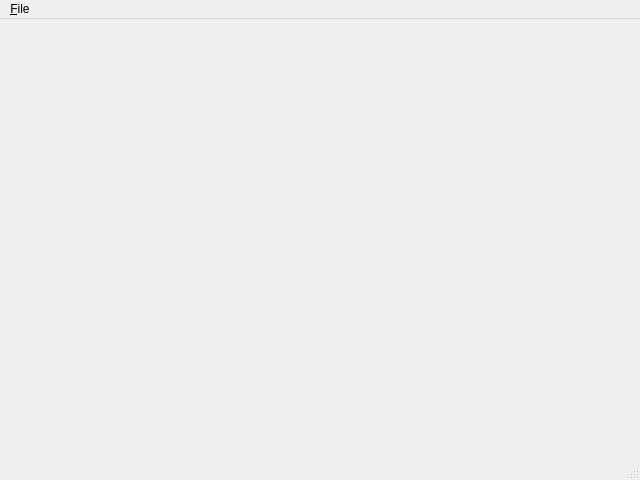
Qt form csUtil/tools/BinTools/forms/WMainWindow.ui (CaSchmidt/csUtil) before a commit.
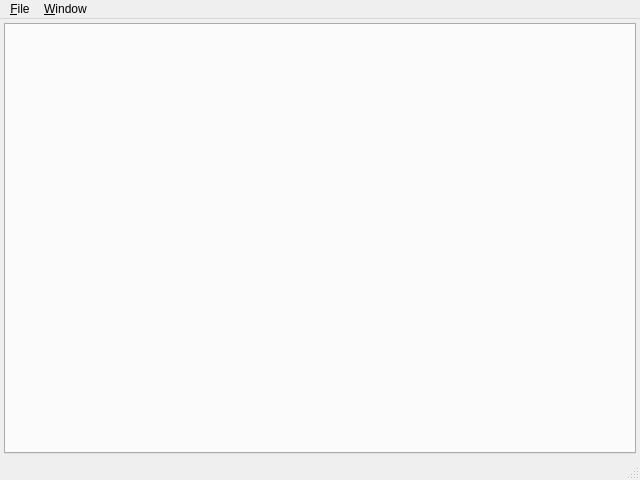
The same form after that commit.

Commit message: Add tab widget and page abstraction layer.

Diff of the .ui file:
```diff
--- a/csUtil/tools/BinTools/forms/WMainWindow.ui
+++ b/csUtil/tools/BinTools/forms/WMainWindow.ui
@@ -13,7 +13,32 @@
   <property name="windowTitle">
    <string>CS::BinTools</string>
   </property>
-  <widget class="QWidget" name="centralwidget"/>
+  <widget class="QWidget" name="centralwidget">
+   <layout class="QVBoxLayout" name="verticalLayout">
+    <property name="spacing">
+     <number>4</number>
+    </property>
+    <property name="leftMargin">
+     <number>4</number>
+    </property>
+    <property name="topMargin">
+     <number>4</number>
+    </property>
+    <property name="rightMargin">
+     <number>4</number>
+    </property>
+    <property name="bottomMargin">
+     <number>4</number>
+    </property>
+    <item>
+     <widget class="QTabWidget" name="tabWidget">
+      <property name="tabsClosable">
+       <bool>true</bool>
+      </property>
+     </widget>
+    </item>
+   </layout>
+  </widget>
   <widget class="QMenuBar" name="menubar">
    <property name="geometry">
     <rect>
@@ -29,7 +54,14 @@
     </property>
     <addaction name="quitAction"/>
    </widget>
+   <widget class="QMenu" name="menu_Window">
+    <property name="title">
+     <string>&amp;Window</string>
+    </property>
+    <addaction name="newTabAction"/>
+   </widget>
    <addaction name="menu_File"/>
+   <addaction name="menu_Window"/>
   </widget>
   <widget class="QStatusBar" name="statusbar"/>
   <action name="quitAction">
```
Left out of the diff: 5 changed lines with no effect on the pictures. The commit also changes 4 other files.
